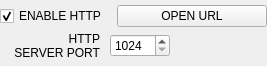
Old version of the form interfaces/interfacehttp.ui in the repository buzzinglight/IanniX.
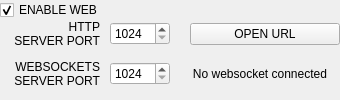
New version of the form.

```diff
--- a/interfaces/interfacehttp.ui
+++ b/interfaces/interfacehttp.ui
@@ -6,8 +6,8 @@
    <rect>
     <x>0</x>
     <y>0</y>
-    <width>265</width>
-    <height>66</height>
+    <width>340</width>
+    <height>100</height>
    </rect>
   </property>
   <property name="windowTitle">
@@ -34,7 +34,7 @@
         <string>Enables or disables HTTP messages and control</string>
        </property>
        <property name="text">
-        <string>ENABLE HTTP</string>
+        <string>ENABLE WEB</string>
        </property>
        <property name="checked">
         <bool>true</bool>
@@ -54,28 +54,6 @@
        </property>
       </spacer>
      </item>
-     <item>
-      <widget class="QPushButton" name="examples">
-       <property name="minimumSize">
-        <size>
-         <width>150</width>
-         <height>0</height>
-        </size>
-       </property>
-       <property name="maximumSize">
-        <size>
-         <width>150</width>
-         <height>16777215</height>
-        </size>
-       </property>
-       <property name="toolTip">
-        <string>Opens a specific URL in your web browser allowing you to control IanniX remotely</string>
-       </property>
-       <property name="text">
-        <string>OPEN URL</string>
-       </property>
-      </widget>
-     </item>
     </layout>
    </item>
    <item>
@@ -136,10 +114,94 @@
        <property name="sizeHint" stdset="0">
         <size>
          <width>40</width>
-         <height>5</height>
+         <height>20</height>
         </size>
        </property>
       </spacer>
+     </item>
+     <item>
+      <widget class="QPushButton" name="examples">
+       <property name="minimumSize">
+        <size>
+         <width>150</width>
+         <height>0</height>
+        </size>
+       </property>
+       <property name="maximumSize">
+        <size>
+         <width>150</width>
+         <height>16777215</height>
+        </size>
+       </property>
+       <property name="toolTip">
+        <string>Opens a specific URL in your web browser allowing you to control IanniX remotely</string>
+       </property>
+       <property name="text">
+        <string>OPEN URL</string>
+       </property>
+      </widget>
+     </item>
+    </layout>
+   </item>
+   <item>
+    <layout class="QHBoxLayout" name="horizontalLayout_3">
+     <property name="spacing">
+      <number>10</number>
+     </property>
+     <item>
+      <widget class="QLabel" name="labelWebSockets">
+       <property name="minimumSize">
+        <size>
+         <width>100</width>
+         <height>0</height>
+        </size>
+       </property>
+       <property name="maximumSize">
+        <size>
+         <width>100</width>
+         <height>16777215</height>
+        </size>
+       </property>
+       <property name="text">
+        <string>WEBSOCKETS
+SERVER PORT</string>
+       </property>
+       <property name="alignment">
+        <set>Qt::AlignRight|Qt::AlignTrailing|Qt::AlignVCenter</set>
+       </property>
+       <property name="buddy">
+        <cstring>port</cstring>
+       </property>
+      </widget>
+     </item>
+     <item>
+      <widget class="QSpinBox" name="portWebSockets">
+       <property name="maximumSize">
+        <size>
+         <width>60</width>
+         <height>16777215</height>
+        </size>
+       </property>
+       <property name="toolTip">
+        <string>Changes the port for incoming websockets connections</string>
+       </property>
+       <property name="minimum">
+        <number>1024</number>
+       </property>
+       <property name="maximum">
+        <number>65535</number>
+       </property>
+      </widget>
+     </item>
+     <item>
+      <widget class="QLabel" name="clientsWebSockets">
+       <property name="text">
+        <string>No websocket connected</string>
+       </property>
+       <property name="alignment">
+        <set>Qt::AlignCenter</set>
+       </property>
+      </widget>
      </item>
     </layout>
    </item>
```
Left out of the diff: 2 changed lines with no effect on the pictures.
